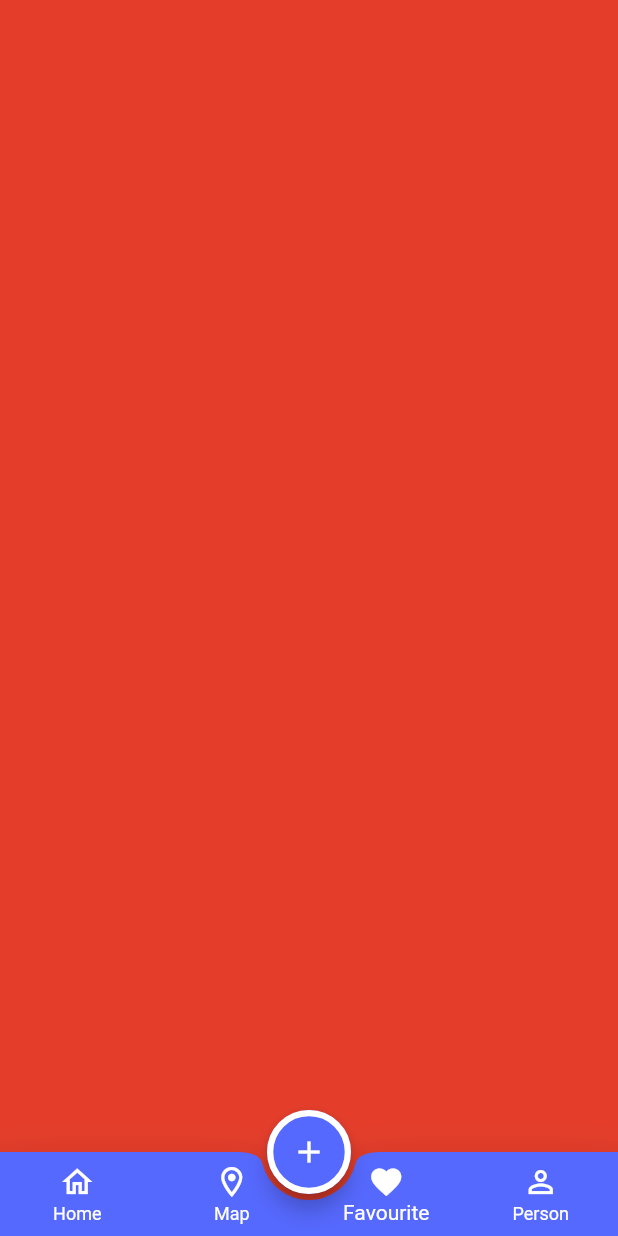
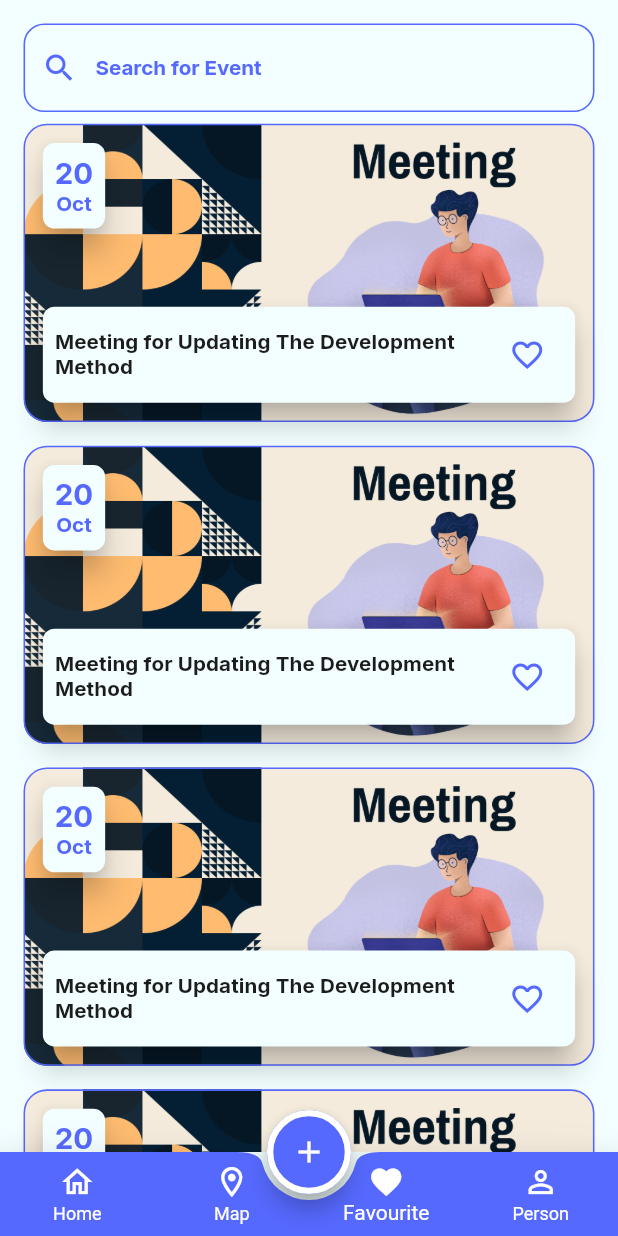
Before and after one commit to menna11420/Evently-App, a Flutter app: the screen it shows after launch, item 3 of the bottom bar chosen, on a phone screen of 412 x 824 dp. Run offline on Flutter 3.47's test engine with Material 3 defaults, Android fonts, the phone set to English and light mode, and no system bars; our stand-ins replace flutter_screenutil, flutter_svg, google_fonts.

Commit message:
finished favourite tab ui

```diff
--- a/lib/features/main_layout/favourite/favourite_tab.dart
+++ b/lib/features/main_layout/favourite/favourite_tab.dart
@@ -1,13 +1,56 @@
 import 'package:evently_app/core/resources/colors_manager.dart';
+import 'package:evently_app/core/widgets/custom_event_item.dart';
+import 'package:evently_app/core/widgets/custom_text_form_field.dart';
+import 'package:evently_app/models/category_model.dart';
+import 'package:evently_app/models/event_model.dart';
 import 'package:flutter/material.dart';
+import 'package:flutter_screenutil/flutter_screenutil.dart';
+import 'package:google_fonts/google_fonts.dart';
 
 class FavouriteTab extends StatelessWidget {
   const FavouriteTab({super.key});
 
   @override
   Widget build(BuildContext context) {
-    return Scaffold(
-      backgroundColor: ColorsManager.red,
+    return SafeArea(
+      child: Column(
+        children: [
+          Padding(
+            padding: REdgeInsets.only(top: 16,left: 16,right: 16),
+            child: TextField(
+              onTap: () {},
+              decoration: InputDecoration(
+                prefixIcon: Icon(Icons.search,color: ColorsManager.blue,),
+                hintText: "Search for Event",
+                hintStyle: GoogleFonts.inter(color: ColorsManager.blue,fontWeight: FontWeight.bold,fontSize: 14.sp),
+                enabledBorder: OutlineInputBorder(
+                  borderRadius: BorderRadius.circular(14.r),
+                  borderSide: BorderSide(color: ColorsManager.blue, width: 1.w),
+                ),
+                focusedBorder: OutlineInputBorder(
+                  borderRadius: BorderRadius.circular(14.r),
+                  borderSide: BorderSide(color: ColorsManager.blue, width: 1.w),
+                ),
+              ),
+            ),
+          ),
+          Expanded(
+            child: ListView.builder(
+              padding: EdgeInsets.zero,
+              itemBuilder: (context, index) => CustomEventItem(
+                event: EventModel(
+                  category: CategoryModel.categories[2],
+                  title: "Meeting for Updating The Development Method",
+                  description: "Meeting for Updating The Development Method",
+                  dateTime: DateTime.now(),
+                  timeOfDay: TimeOfDay.now(),
+                ),
+              ),
+              itemCount: 20,
+            ),
+          ),
+        ],
+      ),
     );
   }
 }
--- a/lib/features/main_layout/home/home_tab.dart
+++ b/lib/features/main_layout/home/home_tab.dart
@@ -99,6 +99,7 @@ class _HomeTabState extends State<HomeTab> {
           ),
         ),
         Expanded(child: ListView.builder(
+          padding: EdgeInsets.zero,
           itemBuilder: (context,index) => CustomEventItem(
             event: EventModel(
                 category: CategoryModel.categories[2],
```
